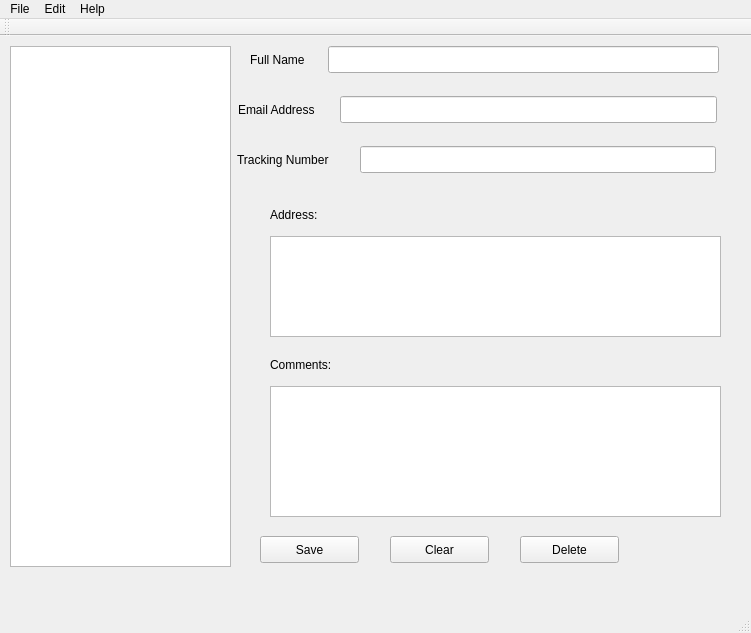
Old version of the form PeopleTracker/peopletracker.ui in the repository dkreider/people-tracker.
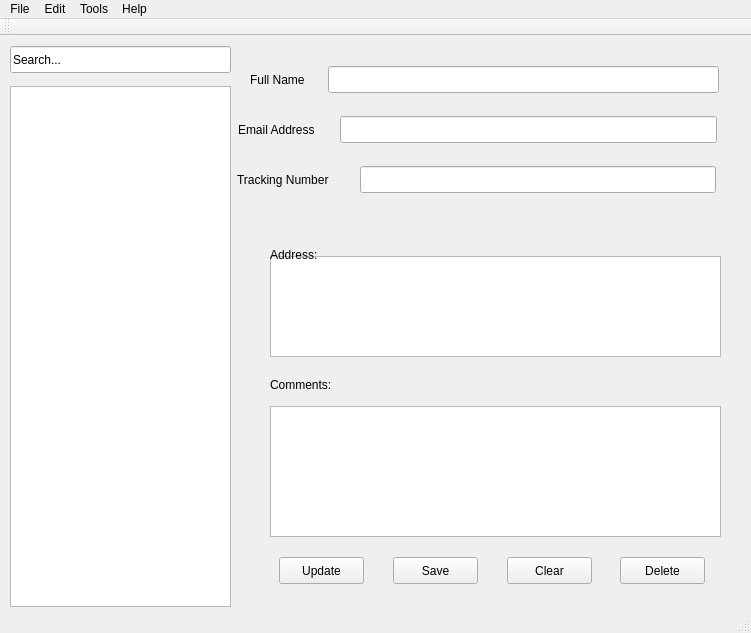
New version of the form. Icons and pictures are not drawn.

Diff of the .ui file:
```diff
--- a/PeopleTracker/peopletracker.ui
+++ b/PeopleTracker/peopletracker.ui
@@ -25,7 +25,7 @@
     <property name="geometry">
      <rect>
       <x>10</x>
-      <y>10</y>
+      <y>50</y>
       <width>221</width>
       <height>521</height>
      </rect>
@@ -35,7 +35,7 @@
     <property name="geometry">
      <rect>
       <x>328</x>
-      <y>10</y>
+      <y>30</y>
       <width>391</width>
       <height>27</height>
      </rect>
@@ -45,7 +45,7 @@
     <property name="geometry">
      <rect>
       <x>250</x>
-      <y>10</y>
+      <y>30</y>
       <width>72</width>
       <height>27</height>
      </rect>
@@ -58,7 +58,7 @@
     <property name="geometry">
      <rect>
       <x>340</x>
-      <y>60</y>
+      <y>80</y>
       <width>377</width>
       <height>27</height>
      </rect>
@@ -68,7 +68,7 @@
     <property name="geometry">
      <rect>
       <x>360</x>
-      <y>110</y>
+      <y>130</y>
       <width>356</width>
       <height>27</height>
      </rect>
@@ -78,7 +78,7 @@
     <property name="geometry">
      <rect>
       <x>238</x>
-      <y>60</y>
+      <y>80</y>
       <width>96</width>
       <height>27</height>
      </rect>
@@ -91,7 +91,7 @@
     <property name="geometry">
      <rect>
       <x>270</x>
-      <y>350</y>
+      <y>370</y>
       <width>451</width>
       <height>131</height>
      </rect>
@@ -101,7 +101,7 @@
     <property name="geometry">
      <rect>
       <x>270</x>
-      <y>320</y>
+      <y>340</y>
       <width>81</width>
       <height>17</height>
      </rect>
@@ -113,9 +113,9 @@
    <widget class="QPushButton" name="saveButton">
     <property name="geometry">
      <rect>
-      <x>260</x>
-      <y>500</y>
-      <width>99</width>
+      <x>393</x>
+      <y>521</y>
+      <width>85</width>
       <height>27</height>
      </rect>
     </property>
@@ -132,9 +132,9 @@
    <widget class="QPushButton" name="clearButton">
     <property name="geometry">
      <rect>
-      <x>390</x>
-      <y>500</y>
-      <width>99</width>
+      <x>507</x>
+      <y>521</y>
+      <width>85</width>
       <height>27</height>
      </rect>
     </property>
@@ -151,9 +151,9 @@
    <widget class="QPushButton" name="deleteButton">
     <property name="geometry">
      <rect>
-      <x>520</x>
-      <y>500</y>
-      <width>99</width>
+      <x>620</x>
+      <y>521</y>
+      <width>85</width>
       <height>27</height>
      </rect>
     </property>
@@ -168,7 +168,7 @@
     <property name="geometry">
      <rect>
       <x>270</x>
-      <y>200</y>
+      <y>220</y>
       <width>451</width>
       <height>101</height>
      </rect>
@@ -178,7 +178,7 @@
     <property name="geometry">
      <rect>
       <x>270</x>
-      <y>170</y>
+      <y>210</y>
       <width>67</width>
       <height>17</height>
      </rect>
@@ -191,7 +191,7 @@
     <property name="geometry">
      <rect>
       <x>237</x>
-      <y>110</y>
+      <y>130</y>
       <width>117</width>
       <height>27</height>
      </rect>
@@ -200,6 +200,38 @@
      <string>Tracking Number</string>
     </property>
    </widget>
+   <widget class="QPushButton" name="updateButton">
+    <property name="geometry">
+     <rect>
+      <x>279</x>
+      <y>521</y>
+      <width>85</width>
+      <height>27</height>
+     </rect>
+    </property>
+    <property name="toolTip">
+     <string>Save selected person</string>
+    </property>
+    <property name="text">
+     <string>Update</string>
+    </property>
+    <property name="shortcut">
+     <string>Ctrl+S</string>
+    </property>
+   </widget>
+   <widget class="QLineEdit" name="searchBox">
+    <property name="geometry">
+     <rect>
+      <x>10</x>
+      <y>10</y>
+      <width>221</width>
+      <height>27</height>
+     </rect>
+    </property>
+    <property name="text">
+     <string>Search...</string>
+    </property>
+   </widget>
    <zorder>listView</zorder>
    <zorder>commentsEdit</zorder>
    <zorder>commentsLabel</zorder>
@@ -245,8 +277,16 @@
     </property>
     <addaction name="actionAbout"/>
    </widget>
+   <widget class="QMenu" name="menuTools">
+    <property name="title">
+     <string>Tools</string>
+    </property>
+    <addaction name="actionBackup_2"/>
+    <addaction name="actionRestore"/>
+   </widget>
    <addaction name="menuType"/>
    <addaction name="menuEdit"/>
+   <addaction name="menuTools"/>
    <addaction name="menuHelp"/>
   </widget>
   <widget class="QToolBar" name="mainToolBar">
```
Left out of the diff: 12 changed lines with no effect on the pictures.
